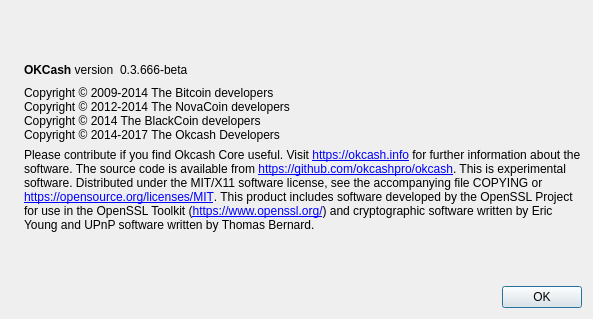
First picture: the form in src/qt/forms/aboutdialog.ui, repository vlockchain/fictecpagos, before the edit.
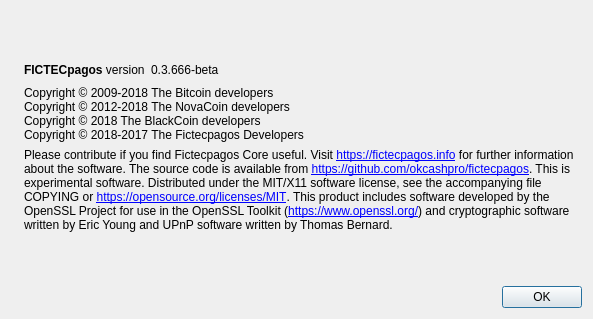
Second picture: the form after the edit. Icons and pictures are not drawn.

What changed in the file:
```diff
--- a/src/qt/forms/aboutdialog.ui
+++ b/src/qt/forms/aboutdialog.ui
@@ -50,7 +50,7 @@
           <cursorShape>IBeamCursor</cursorShape>
          </property>
          <property name="text">
-          <string>&lt;b&gt;OKCash&lt;/b&gt; version</string>
+          <string>&lt;b&gt;FICTECpagos&lt;/b&gt; version</string>
          </property>
          <property name="textInteractionFlags">
           <set>Qt::LinksAccessibleByMouse|Qt::TextSelectableByKeyboard|Qt::TextSelectableByMouse</set>
@@ -91,10 +91,10 @@
         <cursorShape>IBeamCursor</cursorShape>
        </property>
        <property name="text">
-        <string>Copyright © 2009-2014 The Bitcoin developers
-Copyright © 2012-2014 The NovaCoin developers
-Copyright © 2014 The BlackCoin developers
-Copyright © 2014-2017 The Okcash Developers</string>
+        <string>Copyright © 2009-2018 The Bitcoin developers
+Copyright © 2012-2018 The NovaCoin developers
+Copyright © 2018 The BlackCoin developers
+Copyright © 2018-2017 The Fictecpagos Developers</string>
        </property>
        <property name="textInteractionFlags">
         <set>Qt::LinksAccessibleByMouse|Qt::TextSelectableByKeyboard|Qt::TextSelectableByMouse</set>
@@ -108,8 +108,8 @@
        </property>
        <property name="text">
         <string>
-Please contribute if you find Okcash Core useful. Visit &lt;a href=&quot;https://okcash.info&quot;&gt;https://okcash.info&lt;/a&gt; for further information about the software.
-The source code is available from &lt;a href=&quot;https://github.com/okcashpro/okcash&quot;&gt;https://github.com/okcashpro/okcash&lt;/a&gt;.
+Please contribute if you find Fictecpagos Core useful. Visit &lt;a href=&quot;https://fictecpagos.info&quot;&gt;https://fictecpagos.info&lt;/a&gt; for further information about the software.
+The source code is available from &lt;a href=&quot;https://github.com/okcashpro/fictecpagos&quot;&gt;https://github.com/okcashpro/fictecpagos&lt;/a&gt;.
 
 This is experimental software.
 
```
Left out of the diff: 2 changed lines with no effect on the pictures.
